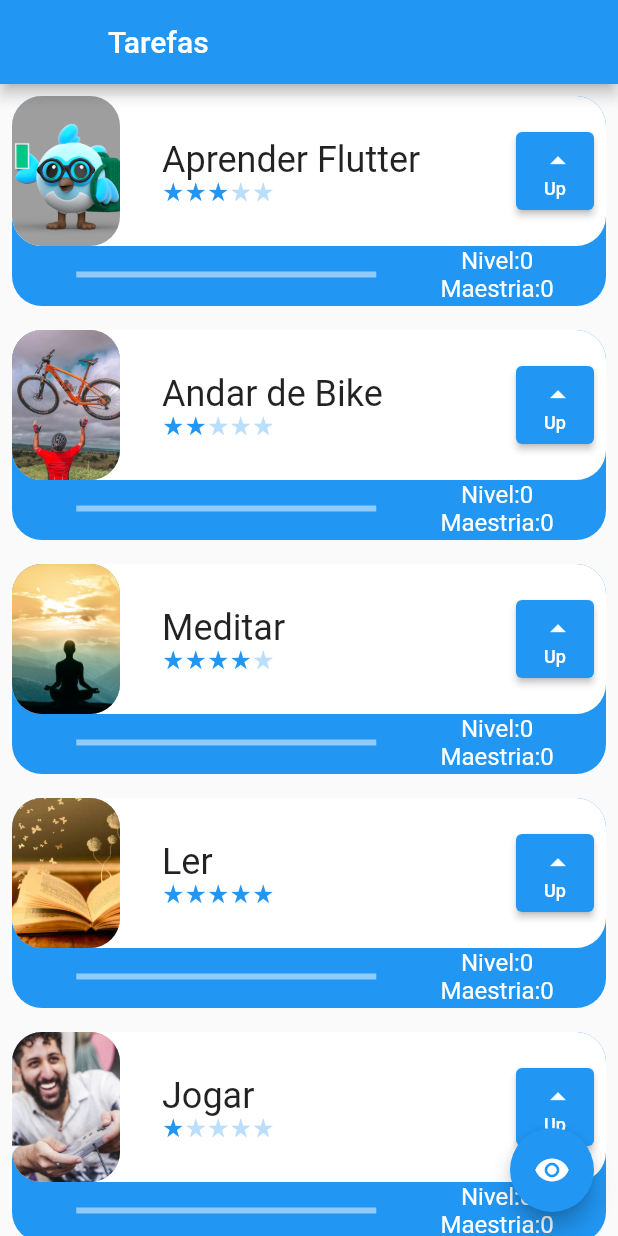
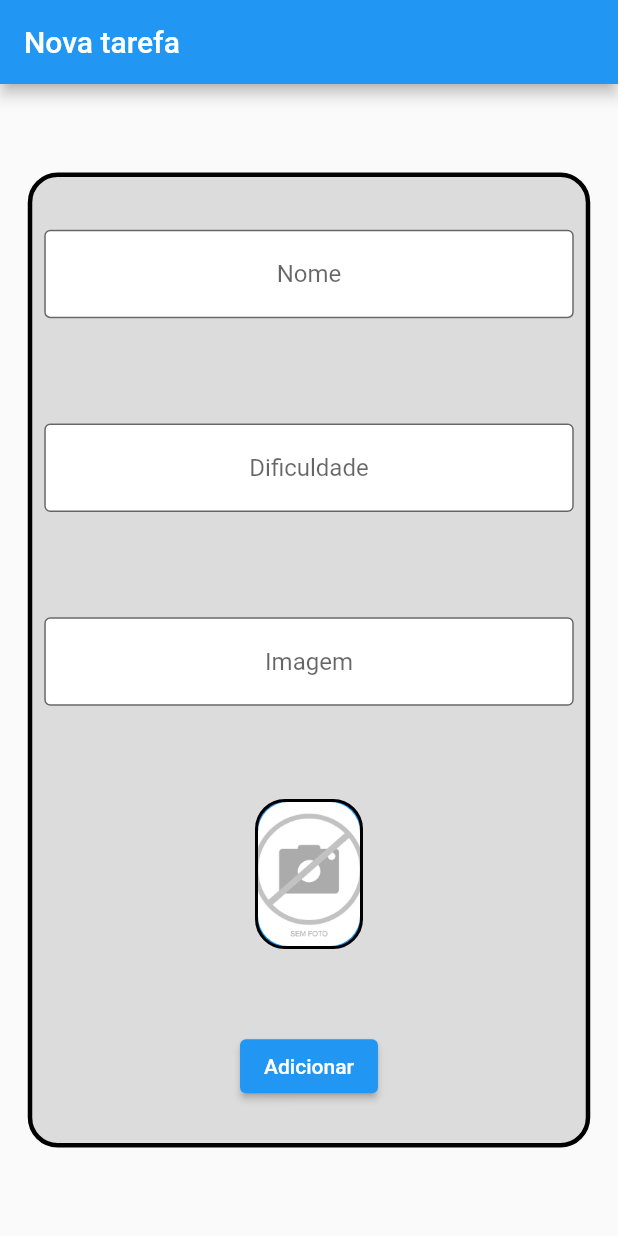
Before and after one commit to papyjos/Gestao-de-tarefas-app, a Flutter app: the screen it shows after launch, on a phone screen of 412 x 824 dp. Run offline on Flutter 3.47's test engine with Material 2 defaults, Android fonts, the phone set to English and light mode, and no system bars; network calls fail.

Commit message:
Adicionando tela de formulario

```diff
--- a/lib/main.dart
+++ b/lib/main.dart
@@ -1,4 +1,5 @@
 import 'package:flutter/material.dart';
+import 'package:primeiroapp/screens/formscreen.dart';
 import 'package:primeiroapp/screens/initialscreen.dart';
 
 void main() {
@@ -15,6 +16,6 @@ class MyApp extends StatelessWidget {
         theme: ThemeData(
           primarySwatch: Colors.blue,
         ),
-        home: const InitialScreen());
+        home: const formscreen());
   }
 }
--- /dev/null
+++ b/lib/screens/formscreen.dart
@@ -0,0 +1,104 @@
+import 'package:flutter/material.dart';
+
+class formscreen extends StatefulWidget {
+  const formscreen({super.key});
+
+  @override
+  State<formscreen> createState() => _formscreenState();
+}
+
+class _formscreenState extends State<formscreen> {
+  TextEditingController namecontroller = TextEditingController();
+  TextEditingController difficultycontroller = TextEditingController();
+  TextEditingController imagecontroller = TextEditingController();
+  @override
+  Widget build(BuildContext context) {
+    return Scaffold(
+      appBar: AppBar(
+        title: const Text("Nova tarefa"),
+      ),
+      body: Center(
+        child: Container(
+          decoration: BoxDecoration(
+              borderRadius: BorderRadius.circular(20),
+              color: Colors.black12,
+              border: Border.all(width: 3)),
+          height: 650,
+          width: 375,
+          child: Column(
+              mainAxisAlignment: MainAxisAlignment.spaceAround,
+              children: [
+                Padding(
+                  padding: const EdgeInsets.all(8.0),
+                  child: TextFormField(
+                      controller: namecontroller,
+                      textAlign: TextAlign.center,
+                      decoration: InputDecoration(
+                        border: OutlineInputBorder(),
+                        hintText: "Nome",
+                        fillColor: Colors.white,
+                        filled: true,
+                      )),
+                ),
+                Padding(
+                  padding: const EdgeInsets.all(8.0),
+                  child: TextFormField(
+                      controller: difficultycontroller,
+                      textAlign: TextAlign.center,
+                      decoration: InputDecoration(
+                        border: OutlineInputBorder(),
+                        hintText: "Dificuldade",
+                        fillColor: Colors.white,
+                        filled: true,
+                      )),
+                ),
+                Padding(
+                  padding: const EdgeInsets.all(8.0),
+                  child: TextFormField(
+                      onChanged: (Text) {
+                        setState(() {});
+                      },
+                      controller: imagecontroller,
+                      textAlign: TextAlign.center,
+                      decoration: InputDecoration(
+                        border: OutlineInputBorder(),
+                        hintText: "Imagem",
+                        fillColor: Colors.white,
+                        filled: true,
+                      )),
+                ),
+                Container(
+                  height: 100,
+                  width: 72,
+                  decoration: BoxDecoration(
+                      borderRadius: BorderRadius.circular(20),
+                      color: Colors.blue,
+                      border: Border.all(width: 2)),
+                  child: ClipRRect(
+                    borderRadius: BorderRadius.circular(20),
+                    child: Image.network(
+                      imagecontroller.text,
+                      errorBuilder: (BuildContext context, Object exception,
+                          StackTrace? stackTrace) {
+                        return Container(
+                          child: Image.asset(
+                            "assets/images/nophoto.jpg",
+                            fit: BoxFit.cover,
+                          ),
+                        );
+                      },
+                      fit: BoxFit.cover,
+                    ),
+                  ),
+                ),
+                ElevatedButton(
+                    onPressed: (() {
+                      print(namecontroller.text);
+                    }),
+                    child: Text("Adicionar"))
+              ]),
+        ),
+      ),
+    );
+  }
+}
```
Also changed, not shown: assets/images/nophoto.jpg (added).
